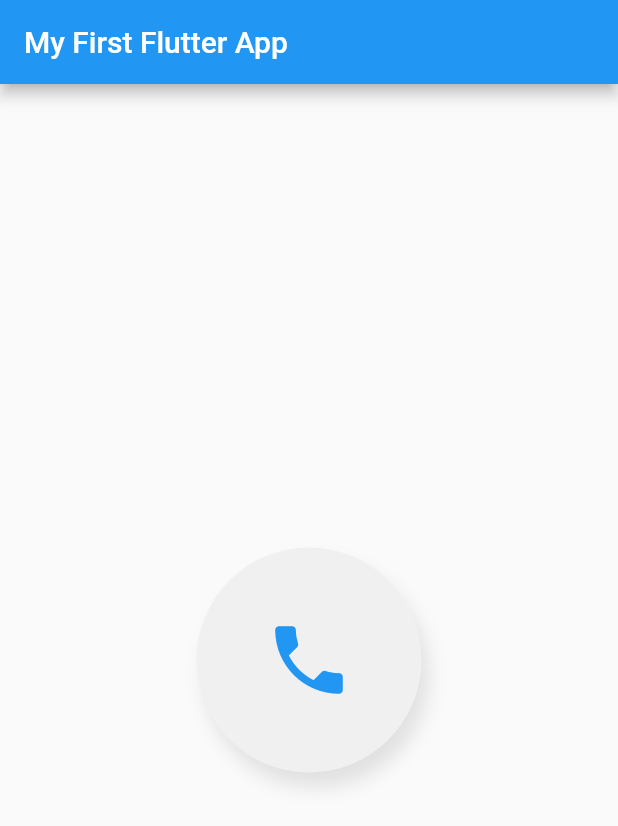
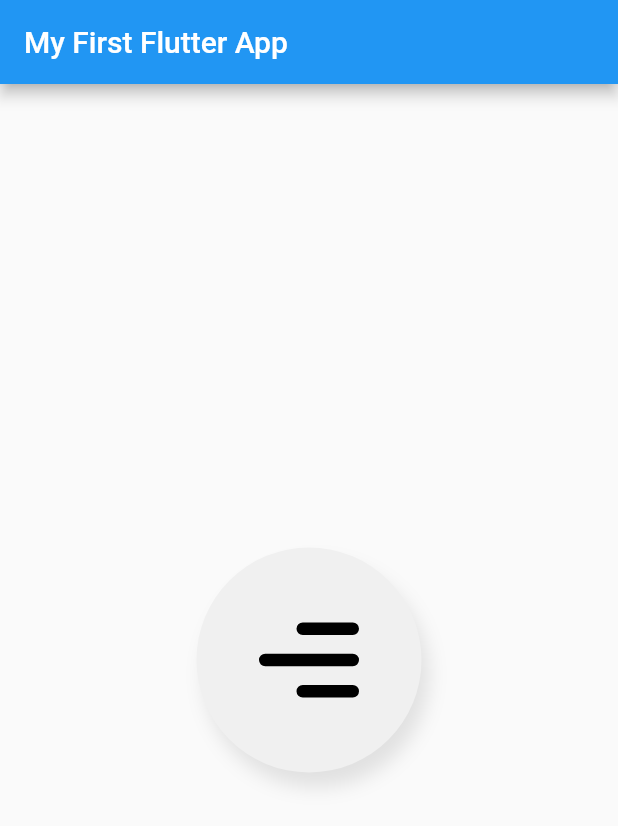
Before and after one commit to AngelCruzL/learning-flutter, a Flutter app: the screen it shows after launch, on a phone screen of 412 x 824 dp. Shown: the top 826 px of the screen. Run offline on Flutter 3.47's test engine with Material 2 defaults, Android fonts, the phone set to English and light mode, and no system bars; our stand-ins replace flutter_svg.

Commit message:
Add custom svg icon

```diff
--- a/lib/pages/home_page.dart
+++ b/lib/pages/home_page.dart
@@ -1,4 +1,5 @@
 import 'package:flutter/material.dart';
+import 'package:flutter_svg/flutter_svg.dart';
 
 import '../widgets/circle_container.dart';
 
@@ -11,10 +12,10 @@ class HomePage extends StatelessWidget {
       ),
       body: Center(
         child: CircleContainer(
-            child: Icon(
-              Icons.phone,
-              size: 60,
-              color: Colors.blue,
+            child: SvgPicture.asset(
+              'assets/icons/menu-icon.svg',
+              width: 100,
+              height: 100,
             ),
             width: 150,
             height: 150),
```
Also changed, not shown: assets/icons/menu-icon.svg (added).
